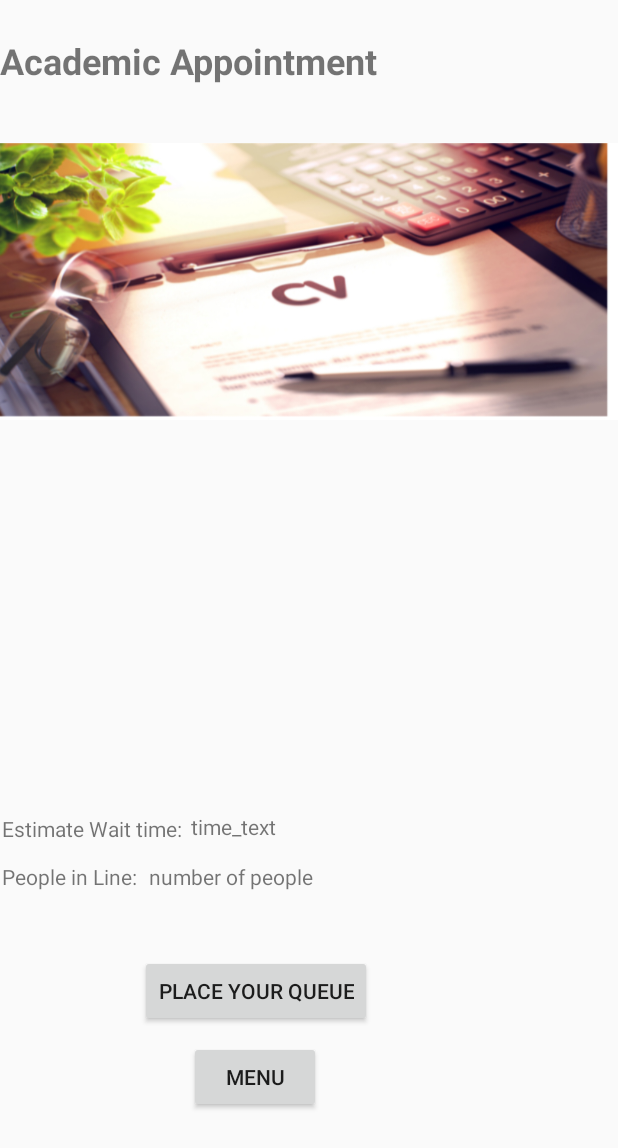
After one commit to Mobile-Commerce-Technologies-2022/UOCampusApp, an Android app: the layout activity_appointment.xml on its own in the app's theme, with its tools: preview values and no code run, on a phone screen of 412 x 824 dp. The commit adds this screen. Shown: the top 1148 px of the screen. Run offline under Robolectric (Android 15) with nearby library versions, the phone set to English and light mode, and no system bars.

Commit message:
first interface on placing a queue

```diff
--- a/app/build.gradle
+++ b/app/build.gradle
@@ -32,6 +32,7 @@ dependencies {
     implementation 'androidx.appcompat:appcompat:1.4.1'
     implementation 'com.google.android.material:material:1.5.0'
     implementation 'androidx.constraintlayout:constraintlayout:2.1.3'
+    implementation 'androidx.legacy:legacy-support-v4:1.0.0'
     testImplementation 'junit:junit:4.13.2'
     androidTestImplementation 'androidx.test.ext:junit:1.1.3'
     androidTestImplementation 'androidx.test.espresso:espresso-core:3.4.0'
--- a/app/src/main/AndroidManifest.xml
+++ b/app/src/main/AndroidManifest.xml
@@ -9,6 +9,9 @@
         android:roundIcon="@mipmap/ic_launcher_round"
         android:supportsRtl="true"
         android:theme="@style/Theme.UOCampus">
+        <activity
+            android:name=".activity.Appointment"
+            android:exported="false" />
         <activity
             android:name=".activity.Forum"
             android:exported="false" />
--- /dev/null
+++ b/app/src/main/res/layout/activity_appointment.xml
@@ -0,0 +1,98 @@
+<?xml version="1.0" encoding="utf-8"?>
+<RelativeLayout xmlns:android="http://schemas.android.com/apk/res/android"
+    xmlns:app="http://schemas.android.com/apk/res-auto"
+    xmlns:tools="http://schemas.android.com/tools"
+    android:layout_width="match_parent"
+    android:layout_height="match_parent"
+    tools:context=".activity.Appointment">
+
+    <TextView
+        android:id="@+id/title_appointment"
+        android:layout_width="match_parent"
+        android:layout_height="wrap_content"
+        android:layout_alignParentStart="true"
+        android:layout_alignParentTop="true"
+        android:layout_marginStart="0dp"
+        android:layout_marginTop="24dp"
+        android:text="Academic Appointment"
+        android:textSize="24sp"
+        android:textStyle="bold"
+        tools:layout_editor_absoluteX="26dp"
+        tools:layout_editor_absoluteY="57dp" />
+
+    <ImageView
+        android:id="@+id/imageView"
+        android:layout_width="match_parent"
+        android:layout_height="255dp"
+        android:layout_alignParentStart="true"
+        android:layout_alignParentTop="true"
+        android:layout_alignParentEnd="true"
+        android:layout_marginStart="0dp"
+        android:layout_marginTop="60dp"
+        android:layout_marginEnd="0dp"
+        app:srcCompat="@drawable/appointment" />
+
+
+    <TextView
+        android:id="@+id/wait"
+        android:layout_width="wrap_content"
+        android:layout_height="wrap_content"
+        android:layout_alignParentStart="true"
+        android:layout_alignParentBottom="true"
+        android:layout_marginStart="1dp"
+        android:layout_marginBottom="262dp"
+        android:text="Estimate Wait time: " />
+
+    <TextView
+        android:id="@+id/wait_text"
+        android:layout_width="wrap_content"
+        android:layout_height="wrap_content"
+        android:layout_alignParentStart="true"
+        android:layout_alignParentBottom="true"
+        android:layout_marginStart="127dp"
+        android:layout_marginBottom="263dp"
+        android:text="time_text " />
+
+    <TextView
+        android:id="@+id/line"
+        android:layout_width="wrap_content"
+        android:layout_height="wrap_content"
+        android:layout_alignParentStart="true"
+        android:layout_alignParentBottom="true"
+        android:layout_marginStart="1dp"
+        android:layout_marginBottom="230dp"
+        android:text="People in Line: " />
+
+    <TextView
+        android:id="@+id/line_text"
+        android:layout_width="wrap_content"
+        android:layout_height="wrap_content"
+        android:layout_alignParentStart="true"
+        android:layout_alignParentBottom="true"
+        android:layout_marginStart="99dp"
+        android:layout_marginBottom="230dp"
+        android:text="number of people" />
+
+    <Button
+        android:id="@+id/queue"
+        android:layout_width="wrap_content"
+        android:layout_height="wrap_content"
+        android:layout_alignParentEnd="true"
+        android:layout_alignParentBottom="true"
+        android:layout_centerHorizontal="true"
+        android:layout_marginEnd="164dp"
+        android:layout_marginBottom="139dp"
+        android:text="Place your Queue" />
+
+    <Button
+        android:id="@+id/exit"
+        android:layout_width="wrap_content"
+        android:layout_height="wrap_content"
+        android:layout_alignParentEnd="true"
+        android:layout_alignParentBottom="true"
+        android:layout_centerHorizontal="true"
+        android:layout_marginEnd="198dp"
+        android:layout_marginBottom="82dp"
+        android:text="Menu" />
+
+</RelativeLayout>
--- a/app/src/main/res/values/strings.xml
+++ b/app/src/main/res/values/strings.xml
@@ -3,4 +3,6 @@
     <string name="avatar">avatar</string>
     <string name="_06_03_2022">06-03-2022</string>
     <string name="Student_ID_here" />
+    <!-- TODO: Remove or change this placeholder text -->
+    <string name="hello_blank_fragment">Hello blank fragment</string>
 </resources>
```
Also changed, not shown: app/src/main/java/com/example/uocampus/activity/Appointment.java (+29 -1 lines), app/src/main/java/com/example/uocampus/activity/MainActivity.java (+10 -0 lines), app/src/main/java/com/example/uocampus/model/Userinformation.java (added, +53 -0 lines), app/src/main/res/drawable/appointment.jpeg (added).
